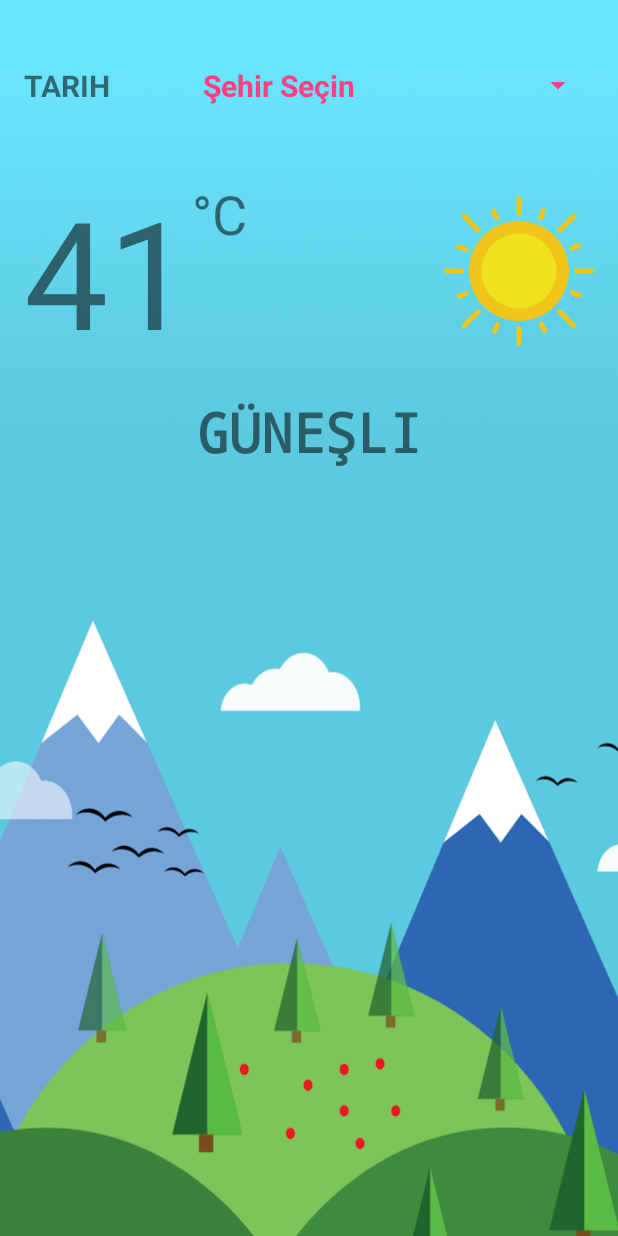
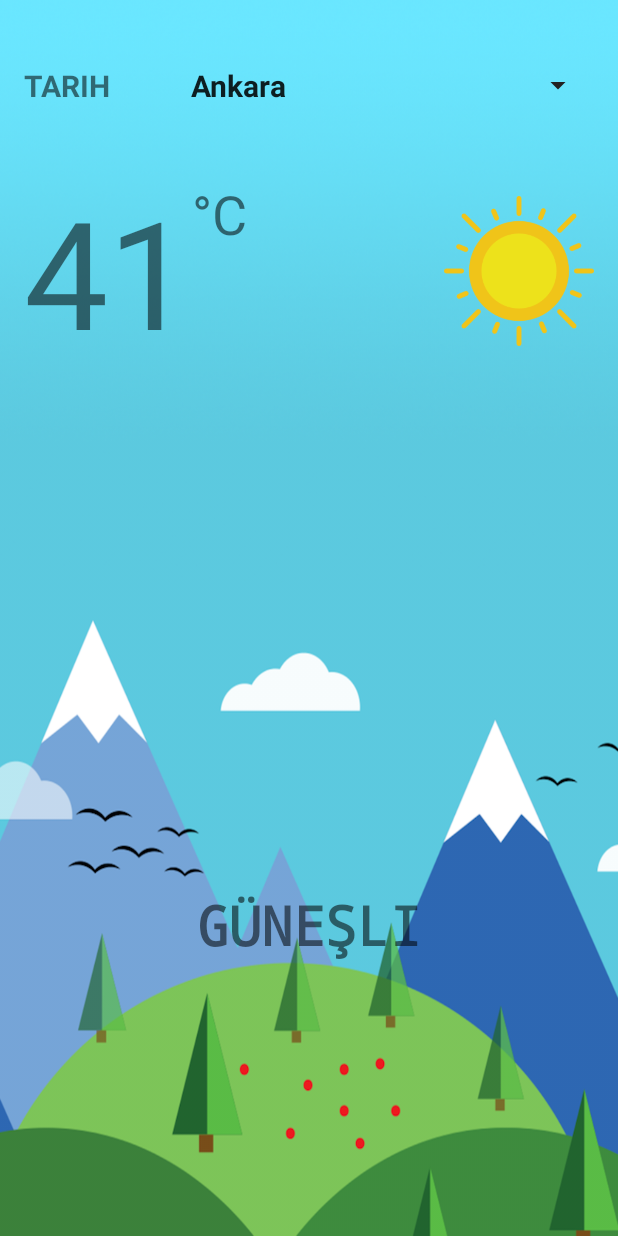
Before and after one commit to emrealtunbilek/havadurumukotlin, an Android app: the screen it shows after launch (MainActivity), on a phone screen of 412 x 824 dp. Run offline under Robolectric (Android 15) with nearby library versions, the phone set to English and light mode, and no system bars; our stand-ins replace Volley; plain views replace SearchableSpinner; network calls fail; 2 statements that could not run were skipped.

Commit message:
küçük düzeltmeler yapıldı, uygulama hazır ama geliştirilebilir

```diff
--- a/app/src/main/java/com/emrealtunbilek/havadurumuapp/MainActivity.kt
+++ b/app/src/main/java/com/emrealtunbilek/havadurumuapp/MainActivity.kt
@@ -5,10 +5,7 @@ import android.support.v7.app.AppCompatActivity
 import android.os.Bundle
 import android.util.Log
 import android.view.View
-import android.widget.Adapter
-import android.widget.AdapterView
-import android.widget.ArrayAdapter
-import android.widget.Toast
+import android.widget.*
 import com.android.volley.Request
 import com.android.volley.Response
 import com.android.volley.VolleyError
@@ -16,6 +13,7 @@ import com.android.volley.toolbox.JsonObjectRequest
 import com.android.volley.toolbox.StringRequest
 import kotlinx.android.synthetic.main.activity_main.*
 import kotlinx.android.synthetic.main.spinner_tek_satir.*
+import kotlinx.android.synthetic.main.spinner_tek_satir.view.*
 import org.json.JSONObject
 import java.text.SimpleDateFormat
 import java.util.*
@@ -23,11 +21,15 @@ import java.util.*
 
 class MainActivity : AppCompatActivity(), AdapterView.OnItemSelectedListener {
 
+    var tvSehir:TextView? = null
+
+
     override fun onCreate(savedInstanceState: Bundle?) {
         super.onCreate(savedInstanceState)
         setContentView(R.layout.activity_main)
 
-        var spinnerAdapter=ArrayAdapter.createFromResource(this,R.array.sehirler, R.layout.spinner_tek_satir)
+     var spinnerAdapter=ArrayAdapter.createFromResource(this,R.array.sehirler, R.layout.spinner_tek_satir)
+
         spinnerAdapter.setDropDownViewResource(android.R.layout.simple_spinner_dropdown_item)
         spnSehirler.background.setColorFilter(resources.getColor(R.color.colorAccent), PorterDuff.Mode.SRC_ATOP)
 
@@ -36,6 +38,7 @@ class MainActivity : AppCompatActivity(), AdapterView.OnItemSelectedListener {
         spnSehirler.adapter=spinnerAdapter
 
         spnSehirler.setOnItemSelectedListener(this)
+
 
         verileriGetir("Ankara")
 
@@ -49,6 +52,7 @@ class MainActivity : AppCompatActivity(), AdapterView.OnItemSelectedListener {
 
     override fun onItemSelected(parent: AdapterView<*>?, view: View?, position: Int, id: Long) {
         var secilenSehir=parent?.getItemAtPosition(position).toString()
+        tvSehir = view as TextView
         verileriGetir(secilenSehir)
     }
 
@@ -78,23 +82,20 @@ class MainActivity : AppCompatActivity(), AdapterView.OnItemSelectedListener {
 
                 if(icon?.last() == 'd'){
                     rootLayout.background=getDrawable(R.drawable.bg)
-
-
+                    spnSehirler.background.setColorFilter(resources.getColor(R.color.colorAccent), PorterDuff.Mode.SRC_ATOP)
+                    tvSehir?.setTextColor(resources.getColor(R.color.colorAccent))
                     tvAciklama.setTextColor(resources.getColor(R.color.colorAccent))
                     tvSicaklik.setTextColor(resources.getColor(R.color.colorAccent))
-
                     tvTarih.setTextColor(resources.getColor(R.color.colorAccent))
                     tvDerece.setTextColor(resources.getColor(R.color.colorAccent))
 
 
                 }else {
                     rootLayout.background=getDrawable(R.drawable.gece)
-
-                    text1.setTextColor(resources.getColor(R.color.colorPrimaryDark))
-
+                    tvSehir?.setTextColor(resources.getColor(R.color.colorPrimaryDark))
                     tvAciklama.setTextColor(resources.getColor(R.color.colorPrimaryDark))
                     tvSicaklik.setTextColor(resources.getColor(R.color.colorPrimaryDark))
-
+                    spnSehirler.background.setColorFilter(resources.getColor(R.color.colorPrimaryDark), PorterDuff.Mode.SRC_ATOP)
                     tvTarih.setTextColor(resources.getColor(R.color.colorPrimaryDark))
                     tvDerece.setTextColor(resources.getColor(R.color.colorPrimaryDark))
                 }
--- a/app/src/main/res/layout/activity_main.xml
+++ b/app/src/main/res/layout/activity_main.xml
@@ -13,7 +13,7 @@
         android:layout_width="0dp"
         android:layout_height="50dp"
         android:layout_marginEnd="16dp"
-        android:layout_marginStart="32dp"
+        android:layout_marginStart="24dp"
         android:layout_marginTop="32dp"
         android:padding="5dp"
         app:layout_constraintEnd_toEndOf="parent"
@@ -70,11 +70,10 @@
     <TextView
         android:id="@+id/tvAciklama"
         android:layout_width="0dp"
-        android:layout_height="0dp"
-        android:layout_marginBottom="8dp"
+        android:layout_height="200dp"
+        android:layout_marginBottom="32dp"
         android:layout_marginEnd="8dp"
         android:layout_marginStart="8dp"
-        android:layout_marginTop="16dp"
         android:fontFamily="monospace"
         android:text="Güneşli"
         android:textAlignment="center"
@@ -84,8 +83,7 @@
         android:typeface="normal"
         app:layout_constraintBottom_toBottomOf="parent"
         app:layout_constraintEnd_toEndOf="parent"
-        app:layout_constraintHorizontal_bias="0.502"
-        app:layout_constraintStart_toStartOf="parent"
-        app:layout_constraintTop_toBottomOf="@+id/tvSicaklik" />
+        app:layout_constraintHorizontal_bias="0.0"
+        app:layout_constraintStart_toStartOf="parent" />
 
 </android.support.constraint.ConstraintLayout>
--- a/app/src/main/res/layout/spinner_tek_satir.xml
+++ b/app/src/main/res/layout/spinner_tek_satir.xml
@@ -7,6 +7,5 @@
     android:layout_height="wrap_content"
     android:textSize="20sp"
     android:textStyle="bold"
-    android:textColor="@color/colorAccent"
     android:ellipsize="marquee"
     android:textAlignment="inherit"/>
--- a/app/src/main/res/values/colors.xml
+++ b/app/src/main/res/values/colors.xml
@@ -1,6 +1,6 @@
 <?xml version="1.0" encoding="utf-8"?>
 <resources>
     <color name="colorPrimary">#3F51B5</color>
-    <color name="colorPrimaryDark">#ecfcf3</color>
-    <color name="colorAccent">#FF4081</color>
+    <color name="colorPrimaryDark">#E91E63</color>
+    <color name="colorAccent">#212121</color>
 </resources>
--- a/app/src/main/res/values/strings.xml
+++ b/app/src/main/res/values/strings.xml
@@ -1,7 +1,6 @@
 <resources>
     <string name="app_name">HavaDurumuApp</string>
     <string-array name="sehirler">
-        <item>Şehir Seçin</item>
         <item>Ankara</item>
         <item>İstanbul</item>
         <item>Bursa</item>
@@ -14,5 +13,6 @@
         <item>Antalya</item>
         <item>Sivas</item>
         <item>Tokyo</item>
+        <item>Detroit</item>
     </string-array>
 </resources>
```
